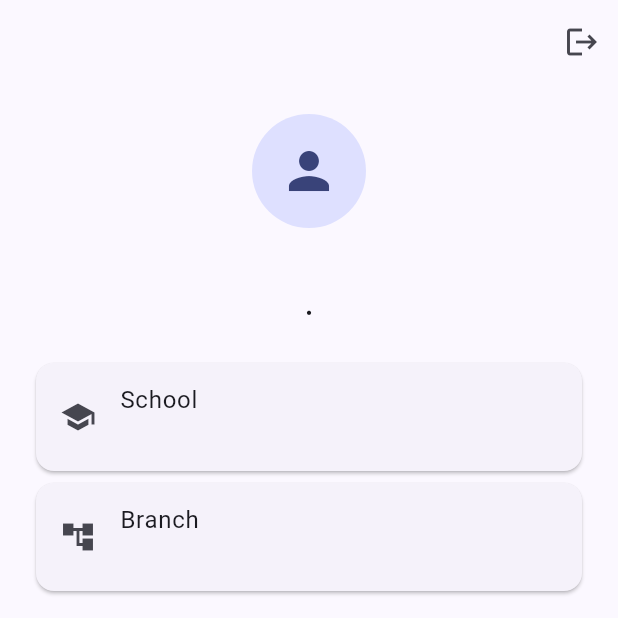
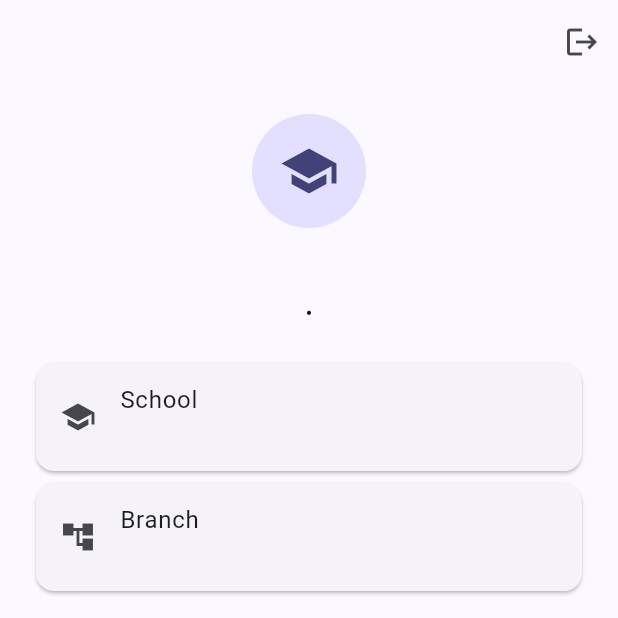
Before and after one commit to anvimitra/Anvi-Mitra-ERP, a Flutter app: the HomePage screen opened directly with empty values, item 3 of the bottom bar chosen, on a phone screen of 412 x 824 dp, the top half of it. Run offline on Flutter 3.47's test engine with Material 3 defaults, Android fonts, the phone set to English and light mode, and no system bars; our stand-ins replace firebase_core, firebase_messaging, shared_preferences; accounts and stored records are empty; network calls fail.

Commit message:
Apply per-school app branding to mobile UI

```diff
--- a/erp/mobile_app/lib/main.dart
+++ b/erp/mobile_app/lib/main.dart
@@ -20,11 +20,20 @@ class AnviMitraApp extends StatelessWidget {
 
   @override
   Widget build(BuildContext context) {
+    final primary = Color(AppConfig.primaryColorValue | 0xFF000000);
+    final secondary = Color(AppConfig.secondaryColorValue | 0xFF000000);
+
     return MaterialApp(
       title: AppConfig.appName,
       debugShowCheckedModeBanner: false,
       theme: ThemeData(
-        colorSchemeSeed: Colors.indigo,
+        colorScheme: ColorScheme.fromSeed(
+          seedColor: primary,
+          brightness: Brightness.light,
+        ).copyWith(
+          primary: primary,
+          secondary: secondary,
+        ),
         useMaterial3: true,
       ),
       home: const LoginPage(),
@@ -87,6 +96,30 @@ class _LoginPageState extends State<LoginPage> {
     }
   }
 
+  Widget _brandLogo({double size = 84}) {
+    if (AppConfig.logoUrl.isEmpty) {
+      return CircleAvatar(
+        radius: size / 2,
+        backgroundColor: Theme.of(context).colorScheme.primaryContainer,
+        child: Icon(Icons.school, size: size * 0.55),
+      );
+    }
+    return ClipRRect(
+      borderRadius: BorderRadius.circular(size * 0.18),
+      child: Image.network(
+        AppConfig.logoUrl,
+        width: size,
+        height: size,
+        fit: BoxFit.contain,
+        errorBuilder: (_, __, ___) => CircleAvatar(
+          radius: size / 2,
+          backgroundColor: Theme.of(context).colorScheme.primaryContainer,
+          child: Icon(Icons.school, size: size * 0.55),
+        ),
+      ),
+    );
+  }
+
   @override
   Widget build(BuildContext context) {
     return Scaffold(
@@ -99,7 +132,7 @@ class _LoginPageState extends State<LoginPage> {
               child: Column(
                 crossAxisAlignment: CrossAxisAlignment.stretch,
                 children: [
-                  const Icon(Icons.school, size: 70),
+                  Center(child: _brandLogo()),
                   const SizedBox(height: 12),
                   Text(
                     AppConfig.appName,
@@ -230,11 +263,35 @@ class _HomePageState extends State<HomePage> {
     return _home(role);
   }
 
+  Widget _profileLogo() {
+    if (AppConfig.logoUrl.isEmpty) {
+      return CircleAvatar(
+        radius: 38,
+        backgroundColor: Theme.of(context).colorScheme.primaryContainer,
+        child: const Icon(Icons.school, size: 40),
+      );
+    }
+    return ClipRRect(
+      borderRadius: BorderRadius.circular(18),
+      child: Image.network(
+        AppConfig.logoUrl,
+        width: 76,
+        height: 76,
+        fit: BoxFit.contain,
+        errorBuilder: (_, __, ___) => CircleAvatar(
+          radius: 38,
+          backgroundColor: Theme.of(context).colorScheme.primaryContainer,
+          child: const Icon(Icons.school, size: 40),
+        ),
+      ),
+    );
+  }
+
   Widget _profile() {
     return ListView(
       padding: const EdgeInsets.all(20),
       children: [
-        const CircleAvatar(radius: 38, child: Icon(Icons.person, size: 40)),
+        Center(child: _profileLogo()),
         const SizedBox(height: 12),
         Center(
           child: Text(
@@ -275,7 +332,25 @@ class _HomePageState extends State<HomePage> {
     final schoolName = (widget.user['schoolName'] ?? AppConfig.appName).toString();
     return Scaffold(
       appBar: AppBar(
-        title: Text(schoolName),
+        title: Row(
+          children: [
+            if (AppConfig.logoUrl.isNotEmpty)
+              Padding(
+                padding: const EdgeInsets.only(right: 10),
+                child: ClipRRect(
+                  borderRadius: BorderRadius.circular(8),
+                  child: Image.network(
+                    AppConfig.logoUrl,
+                    width: 34,
+                    height: 34,
+                    fit: BoxFit.contain,
+                    errorBuilder: (_, __, ___) => const Icon(Icons.school),
+                  ),
+                ),
+              ),
+            Expanded(child: Text(schoolName)),
+          ],
+        ),
         actions: [
           IconButton(onPressed: _logout, icon: const Icon(Icons.logout)),
         ],
```
